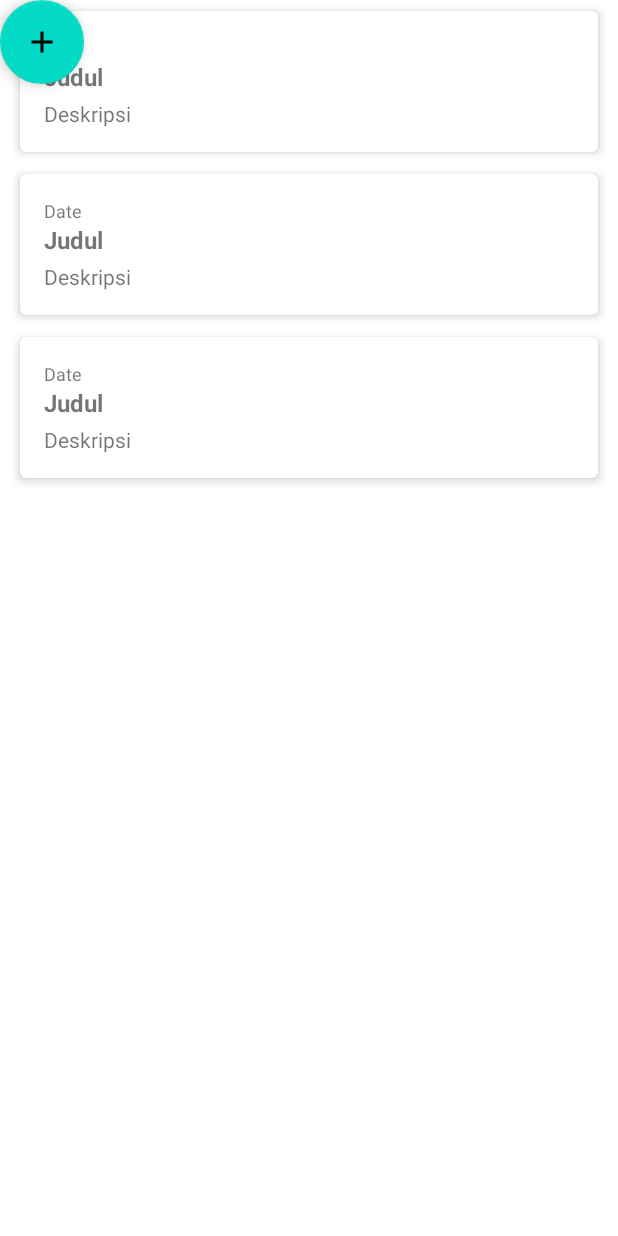
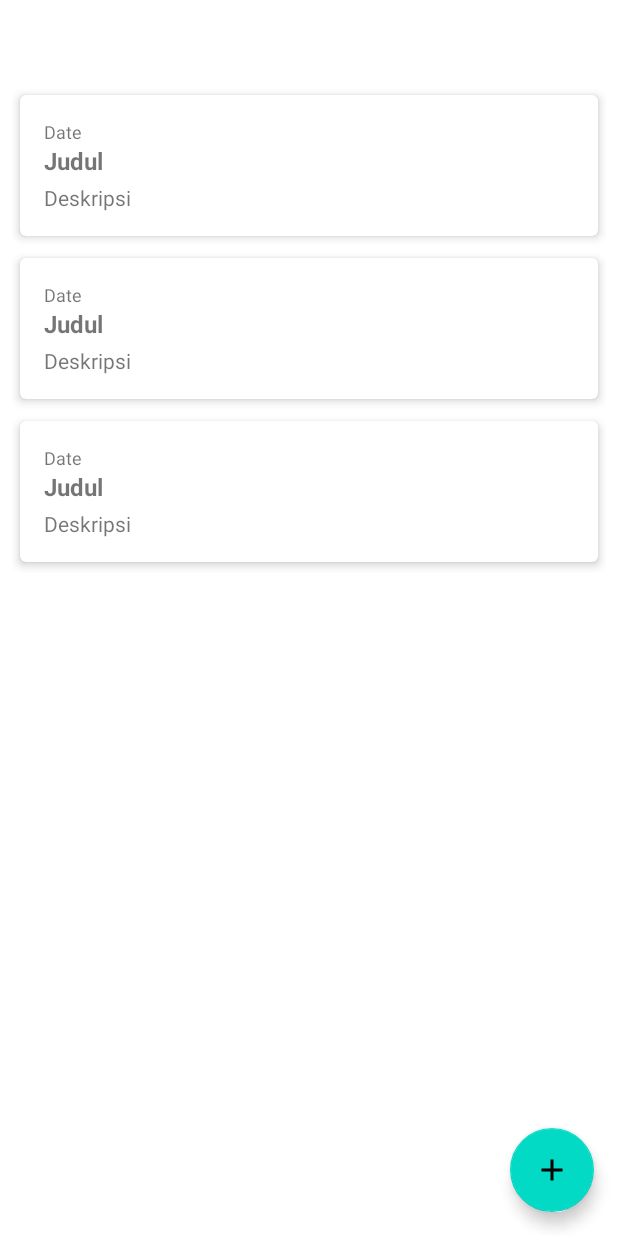
Before and after one commit to heireev/MyNoteApps, an Android app: the layout activity_main.xml on its own in the app's theme, with its tools: preview values and no code run, on a phone screen of 412 x 824 dp. Run offline under Robolectric (Android 15) with nearby library versions, the phone set to English and light mode, and no system bars.

Commit message:
Perbaikan error

```diff
--- a/app/src/main/AndroidManifest.xml
+++ b/app/src/main/AndroidManifest.xml
@@ -12,6 +12,9 @@
         android:theme="@style/Theme.MyNoteApps"
         tools:targetApi="31">
         <activity
+            android:name=".ui.insert.NoteAddUpdateActivity"
+            android:exported="false"/>
+        <activity
             android:name=".ui.main.MainActivity"
             android:exported="true">
             <intent-filter>
--- a/app/src/main/java/com/reev/mynoteapps/helper/NoteDiffCallback.kt
+++ b/app/src/main/java/com/reev/mynoteapps/helper/NoteDiffCallback.kt
@@ -7,15 +7,12 @@ class NoteDiffCallback(private val mOldNoteList: List<Note>, private val mNewNot
     override fun getOldListSize(): Int {
         return mOldNoteList.size
     }
-
     override fun getNewListSize(): Int {
         return mNewNoteList.size
     }
-
     override fun areItemsTheSame(oldItemPosition: Int, newItemPosition: Int): Boolean {
         return mOldNoteList[oldItemPosition].id == mNewNoteList[newItemPosition].id
     }
-
     override fun areContentsTheSame(oldItemPosition: Int, newItemPosition: Int): Boolean {
         val oldEmployee = mOldNoteList[oldItemPosition]
         val newEmployee = mNewNoteList[newItemPosition]
--- a/app/src/main/java/com/reev/mynoteapps/helper/ViewModelFactory.kt
+++ b/app/src/main/java/com/reev/mynoteapps/helper/ViewModelFactory.kt
@@ -10,7 +10,6 @@ class ViewModelFactory private constructor(private val mApplication: Application
     companion object {
         @Volatile
         private var INSTANCE: ViewModelFactory? = null
-
         @JvmStatic
         fun getInstance(application: Application): ViewModelFactory {
             if (INSTANCE == null) {
@@ -22,6 +21,7 @@ class ViewModelFactory private constructor(private val mApplication: Application
         }
     }
 
+    @Suppress("UNCHECKED_CAST")
     override fun <T : ViewModel> create(modelClass: Class<T>): T {
         if (modelClass.isAssignableFrom(MainViewModel::class.java)) {
             return MainViewModel(mApplication) as T
--- a/app/src/main/java/com/reev/mynoteapps/ui/main/MainActivity.kt
+++ b/app/src/main/java/com/reev/mynoteapps/ui/main/MainActivity.kt
@@ -15,6 +15,7 @@ class MainActivity : AppCompatActivity() {
     private var _activityMainBinding: ActivityMainBinding? = null
     private val binding get() = _activityMainBinding
     private lateinit var adapter: NoteAdapter
+
     override fun onCreate(savedInstanceState: Bundle?) {
         super.onCreate(savedInstanceState)
 
@@ -22,7 +23,7 @@ class MainActivity : AppCompatActivity() {
         setContentView(binding?.root)
 
         val mainViewModel = obtainViewModel(this@MainActivity)
-        mainViewModel.getAllNotes().observe(this, {noteList ->
+        mainViewModel.getAllNotes().observe(this, { noteList ->
             if (noteList != null) {
                 adapter.setListNotes(noteList)
             }
@@ -44,7 +45,7 @@ class MainActivity : AppCompatActivity() {
 
     private fun obtainViewModel(activity: AppCompatActivity): MainViewModel {
         val factory = ViewModelFactory.getInstance(activity.application)
-        return ViewModelProvider(activity,factory).get(MainViewModel::class.java)
+        return ViewModelProvider(activity, factory).get(MainViewModel::class.java)
     }
 
     override fun onDestroy() {
--- a/app/src/main/res/layout/activity_main.xml
+++ b/app/src/main/res/layout/activity_main.xml
@@ -1,5 +1,5 @@
 <?xml version="1.0" encoding="utf-8"?>
-<androidx.constraintlayout.widget.ConstraintLayout xmlns:android="http://schemas.android.com/apk/res/android"
+<androidx.coordinatorlayout.widget.CoordinatorLayout xmlns:android="http://schemas.android.com/apk/res/android"
     xmlns:app="http://schemas.android.com/apk/res-auto"
     xmlns:tools="http://schemas.android.com/tools"
     android:layout_width="match_parent"
@@ -22,5 +22,4 @@
         app:layout_anchor="@id/rv_notes"
         app:layout_anchorGravity="bottom|end"
         app:srcCompat="@drawable/ic_add" />
-
-</androidx.constraintlayout.widget.ConstraintLayout>
+</androidx.coordinatorlayout.widget.CoordinatorLayout>
```
Also changed, not shown: app/src/main/java/com/reev/mynoteapps/ui/insert/NoteAddUpdateActivity.kt (+15 -20 lines), app/src/main/java/com/reev/mynoteapps/ui/insert/NoteAddUpdateViewModel.kt (+2 -5 lines).
